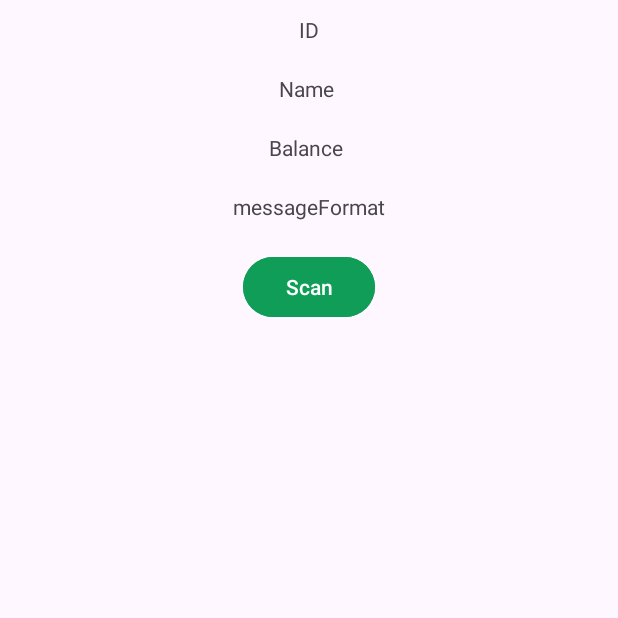
After one commit to AloisioPjr/MyZipZapApp, an Android app: the QRScanner screen opened directly, with no data from a screen before it, on a phone screen of 412 x 824 dp, the top half of it. The commit adds this screen. Run offline under Robolectric (Android 15) with nearby library versions, the phone set to English and light mode, and no system bars; our stand-ins replace Firebase (no records; nobody signed in at launch, a user with empty details on screens opened directly).

Commit message:
3rd commit

```diff
--- a/app/build.gradle
+++ b/app/build.gradle
@@ -35,7 +35,13 @@ dependencies {
     implementation 'com.google.android.material:material:1.8.0'
     implementation 'androidx.constraintlayout:constraintlayout:2.1.4'
     implementation 'com.google.firebase:firebase-auth:21.2.0'
+    implementation 'com.google.firebase:firebase-database-ktx:20.1.0'
     testImplementation 'junit:junit:4.13.2'
     androidTestImplementation 'androidx.test.ext:junit:1.1.5'
     androidTestImplementation 'androidx.test.espresso:espresso-core:3.5.1'
+    implementation 'com.github.androidmads:QRGenerator:1.0.1'
+    implementation 'com.google.zxing:core:3.4.0'
+    implementation 'com.journeyapps:zxing-android-embedded:4.1.0'
+    implementation 'com.google.firebase:firebase-database:16.0.6'
+    implementation 'com.google.firebase:firebase-firestore:24.1.1'
 }
--- /dev/null
+++ b/app/src/main/java/com/example/myzipzap/QRScanner.java
@@ -0,0 +1,111 @@
+package com.example.myzipzap;
+
+import android.content.Intent;
+import android.os.Bundle;
+import android.view.View;
+import android.widget.Button;
+import android.widget.TextView;
+import android.widget.Toast;
+
+import androidx.annotation.NonNull;
+import androidx.annotation.Nullable;
+import androidx.appcompat.app.AppCompatActivity;
+
+import com.google.firebase.database.DataSnapshot;
+import com.google.firebase.database.DatabaseError;
+import com.google.firebase.database.DatabaseReference;
+import com.google.firebase.database.FirebaseDatabase;
+import com.google.firebase.database.ValueEventListener;
+import com.google.zxing.Result;
+import com.google.zxing.integration.android.IntentIntegrator;
+import com.google.zxing.integration.android.IntentResult;
+
+import java.util.UUID;
+
+// implements onClickListener for the onclick behaviour of button
+public class QRScanner extends AppCompatActivity implements View.OnClickListener {
+    Button scanBtn;
+    TextView messageText, balText, messageFormat;
+    FirebaseDatabase rootNode;
+    DatabaseReference databaseReference;
+
+    @Override
+    protected void onCreate(Bundle savedInstanceState) {
+        super.onCreate(savedInstanceState);
+        setContentView(R.layout.activity_qrscanner);
+
+        // referencing and initializing
+        // the button and textviews
+        scanBtn = findViewById(R.id.scanBtn);
+        messageText = findViewById(R.id.textContent);
+        messageFormat = findViewById(R.id.textFormat);
+        balText = findViewById(R.id.balContent);
+
+        // adding listener to the button
+        scanBtn.setOnClickListener(this);
+
+    }
+
+    @Override
+    public void onClick(View v) {
+        // we need to create the object
+        // of IntentIntegrator class
+        // which is the class of QR library
+        IntentIntegrator intentIntegrator = new IntentIntegrator(this);
+        intentIntegrator.setPrompt("Scan a barcode or QR Code");
+        intentIntegrator.setOrientationLocked(false);
+        intentIntegrator.initiateScan();
+    }
+
+    @Override
+    protected void onActivityResult(int requestCode, int resultCode, @Nullable Intent data) {
+        super.onActivityResult(requestCode, resultCode, data);
+        IntentResult intentResult = IntentIntegrator.parseActivityResult(requestCode, resultCode, data);
+        // if the intentResult is null then
+        // toast a message as "cancelled"
+        if (intentResult != null) {
+            if (intentResult.getContents() == null) {
+                Toast.makeText(getBaseContext(), "Cancelled", Toast.LENGTH_SHORT).show();
+            } else {
+                // if the intentResult is not null we'll set
+                // the content and format of scan message
+                String userId = UUID.randomUUID().toString();
+                String content = intentResult.getContents();
+                String name = "Juan";
+                databaseReference = FirebaseDatabase.getInstance().getReference();
+                //databaseReference.setValue(intentResult.getContents());
+                databaseReference.child("User ID").push().setValue(userId);
+                databaseReference.child("Name").push().setValue(name);
+                databaseReference.child("Balance").push().setValue(content);
+
+
+                balText.setText(intentResult.getContents());
+                messageFormat.setText(intentResult.getFormatName());
+
+
+                /*databaseReference.addListenerForSingleValueEvent(new ValueEventListener() {
+                    @Override
+                    public void onDataChange(@NonNull DataSnapshot snapshot) {
+                        Double currentValue = snapshot.getValue(Double.class);
+                        if (currentValue != null) {
+                            // increment the value
+                            Double newValue = currentValue - 2.00;
+                            // update the value in the database
+                            databaseReference.child("New Balance").push().setValue(content);
+                        }
+                    }
+
+                    @Override
+                    public void onCancelled(@NonNull DatabaseError error) {
+                        // handle the error
+                        Toast.makeText(getBaseContext(), "Cancelled", Toast.LENGTH_SHORT).show();
+                    }
+                });*/
+
+            }
+        } else {
+            super.onActivityResult(requestCode, resultCode, data);
+        }
+    }
+
+}
--- a/app/src/main/res/layout/activity_login.xml
+++ b/app/src/main/res/layout/activity_login.xml
@@ -41,7 +41,7 @@
             android:inputType="textPassword"
             android:layout_marginBottom="25dp"
             android:textSize="20sp"
-        android:layout_marginTop=" 15dp"/>
+            android:layout_marginTop="15dp"/>
     </com.google.android.material.textfield.TextInputLayout>
     <TextView
         android:layout_width="wrap_content"
--- /dev/null
+++ b/app/src/main/res/layout/activity_qrscanner.xml
@@ -0,0 +1,54 @@
+<?xml version="1.0" encoding="utf-8"?>
+<LinearLayout
+    xmlns:android="http://schemas.android.com/apk/res/android"
+    xmlns:app="http://schemas.android.com/apk/res-auto"
+    xmlns:tools="http://schemas.android.com/tools"
+    android:layout_width="match_parent"
+    android:layout_height="match_parent"
+    android:orientation="vertical"
+    tools:context=".QRScanner">
+
+    <TextView
+        android:id="@+id/idContent"
+        android:layout_width="wrap_content"
+        android:layout_height="wrap_content"
+        android:layout_gravity="center"
+        android:layout_margin="10dp"
+        android:text="ID" />
+
+    <TextView
+        android:id="@+id/textContent"
+        android:layout_width="wrap_content"
+        android:layout_height="wrap_content"
+        android:layout_gravity="center"
+        android:layout_margin="10dp"
+        android:text="Name
+" />
+
+    <TextView
+        android:id="@+id/balContent"
+        android:layout_width="wrap_content"
+        android:layout_height="wrap_content"
+        android:layout_gravity="center"
+        android:layout_margin="10dp"
+        android:text="Balance
+" />
+
+    <TextView
+        android:id="@+id/textFormat"
+        android:text="messageFormat"
+        android:layout_width="wrap_content"
+        android:layout_gravity="center"
+        android:layout_margin="10dp"
+        android:layout_height="wrap_content" />
+
+    <Button
+        android:id="@+id/scanBtn"
+        android:layout_width="wrap_content"
+        android:layout_height="wrap_content"
+        android:layout_gravity="center"
+        android:layout_margin="10dp"
+        android:backgroundTint="#0F9D58"
+        android:text="Scan" />
+
+</LinearLayout>
--- a/build.gradle
+++ b/build.gradle
@@ -1,9 +1,9 @@
 buildscript {
     dependencies {
-        classpath 'com.google.gms:google-services:4.3.15'
+        classpath 'com.google.gms:google-services:4.3.14'
     }
 }// Top-level build file where you can add configuration options common to all sub-projects/modules.
 plugins {
-    id 'com.android.application' version '7.4.0' apply false
-    id 'com.android.library' version '7.4.0' apply false
+    id 'com.android.application' version '7.4.1' apply false
+    id 'com.android.library' version '7.4.1' apply false
 }
--- a/settings.gradle
+++ b/settings.gradle
@@ -10,6 +10,7 @@ dependencyResolutionManagement {
     repositories {
         google()
         mavenCentral()
+        maven { url 'https://jitpack.io'}
     }
 }
 rootProject.name = "MyZipZap"
```
Also changed, not shown: app/src/main/AndroidManifest.xml (+12 -0 lines), app/src/main/java/com/example/myzipzap/MainActivity.java (+13 -0 lines), app/src/main/java/com/example/myzipzap/QRGenerator.java (added, +80 -0 lines), app/src/main/res/layout/activity_main.xml (+13 -0 lines), app/src/main/res/layout/activity_qrgenerator.xml (added, +56 -0 lines). Lines whose indentation alone changed are shown as unchanged.
